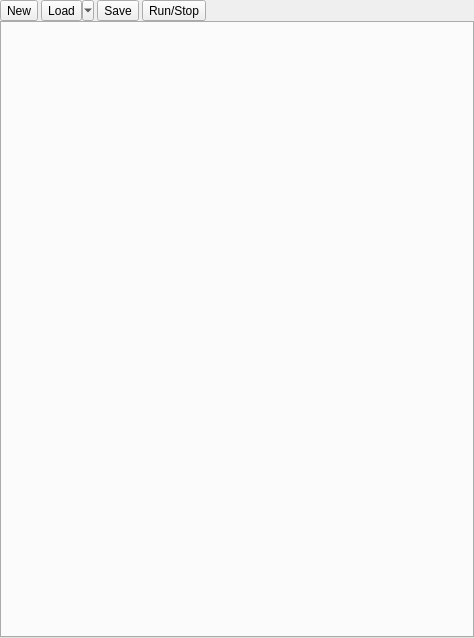
Before: the Qt Designer form interface/ui/ScriptEditorWindow.ui in vircadia/vircadia-native-core, drawn with Qt 5.
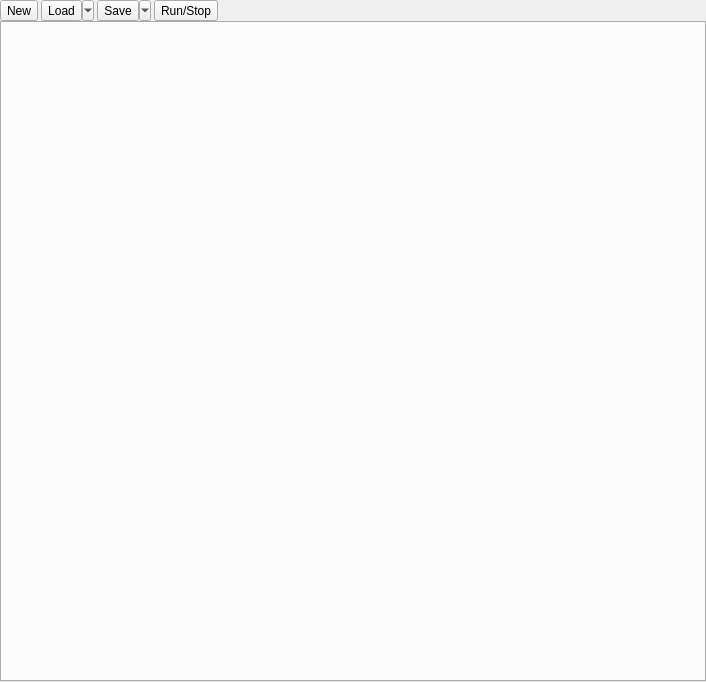
After: the same form once the commit is applied. Icons and pictures are not drawn.

Commit message: - few Adjustments in Application class for Script editor - Shortkey for script editor (Alt+S) - highlighter: bold true/false , single line comments - Run scripts from the editor works - More icons from Maximillian, Thanks - Run on the fly checkbox, works if the script is running. - Load/save features

Diff of the .ui file:
```diff
--- a/interface/ui/ScriptEditorWindow.ui
+++ b/interface/ui/ScriptEditorWindow.ui
@@ -9,8 +9,8 @@
    <rect>
     <x>0</x>
     <y>0</y>
-    <width>474</width>
-    <height>638</height>
+    <width>706</width>
+    <height>682</height>
    </rect>
   </property>
   <property name="minimumSize">
@@ -119,11 +119,17 @@
      </item>
      <item>
       <widget class="QToolButton" name="saveButton">
-       <property name="sizePolicy">
-        <sizepolicy hsizetype="Fixed" vsizetype="Fixed">
-         <horstretch>0</horstretch>
-         <verstretch>2</verstretch>
-        </sizepolicy>
+       <property name="minimumSize">
+        <size>
+         <width>30</width>
+         <height>0</height>
+        </size>
+       </property>
+       <property name="baseSize">
+        <size>
+         <width>32</width>
+         <height>0</height>
+        </size>
        </property>
        <property name="focusPolicy">
         <enum>Qt::NoFocus</enum>
@@ -150,6 +156,9 @@
        <property name="autoRepeatDelay">
         <number>316</number>
        </property>
+       <property name="popupMode">
+        <enum>QToolButton::MenuButtonPopup</enum>
+       </property>
       </widget>
      </item>
      <item>
```
Left out of the diff: 46 changed lines with no effect on the pictures. The commit also changes 14 other files.
